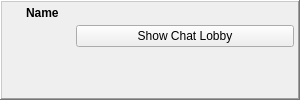
RetroShare/RetroShare, file retroshare-gui/src/gui/toaster/ChatLobbyToaster.ui: the form before one commit.
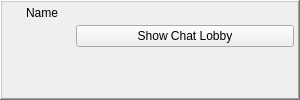
The form after the commit. Icons and pictures are not drawn. Custom widgets are drawn as their Qt base class.

Commit message: Moved font size definitions from ui files to default qss. Added new base class StyledLabel to emulate the missing font-size by factor in qss.

Diff of the .ui file:
```diff
--- a/retroshare-gui/src/gui/toaster/ChatLobbyToaster.ui
+++ b/retroshare-gui/src/gui/toaster/ChatLobbyToaster.ui
@@ -79,13 +79,6 @@
         </item>
         <item>
          <widget class="QLabel" name="toasterLabel">
-          <property name="font">
-           <font>
-            <pointsize>9</pointsize>
-            <weight>75</weight>
-            <bold>true</bold>
-           </font>
-          </property>
           <property name="text">
            <string notr="true">Name</string>
           </property>
```
The commit also changes 41 other files.
